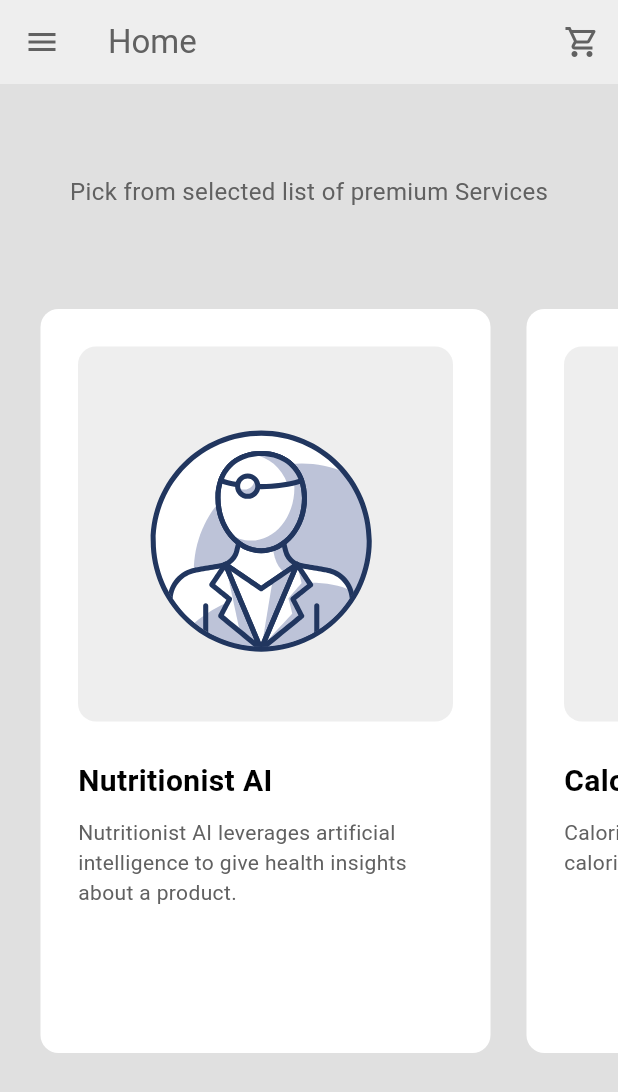
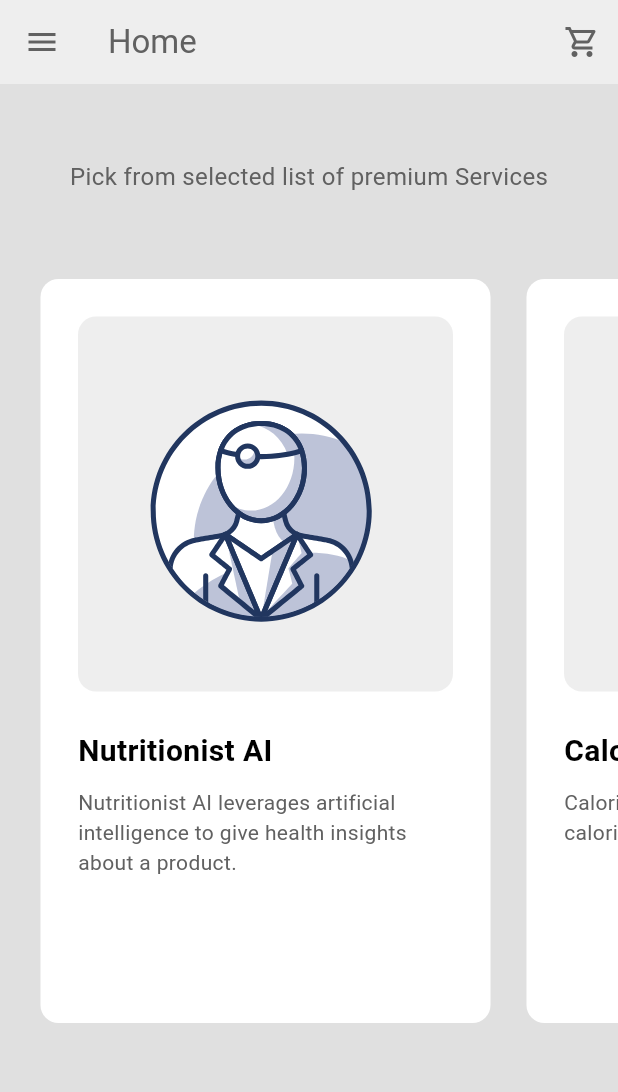
Before and after one commit to deepak427/Nutrition-Guru-flutter, a Flutter app: the HomePage screen opened by its route, on a phone screen of 412 x 824 dp. Shown: the top 1092 px of the screen. Run offline on Flutter 3.47's test engine with Material 3 defaults, Android fonts, the phone set to English and light mode, and no system bars; our stand-ins replace firebase_core, firebase_storage, flutter_dotenv, image_picker, lottie; accounts and stored records are empty.

Commit message:
UI changes

```diff
--- a/lib/pages/home_page.dart
+++ b/lib/pages/home_page.dart
@@ -29,7 +29,7 @@ class HomePage extends StatelessWidget {
           children: [
             //shop subtitle
             const SizedBox(
-              height: 60,
+              height: 50,
             ),
 
             Center(
@@ -42,7 +42,7 @@ class HomePage extends StatelessWidget {
             ),
 
             const SizedBox(
-              height: 40,
+              height: 30,
             ),
 
             //service list
```
